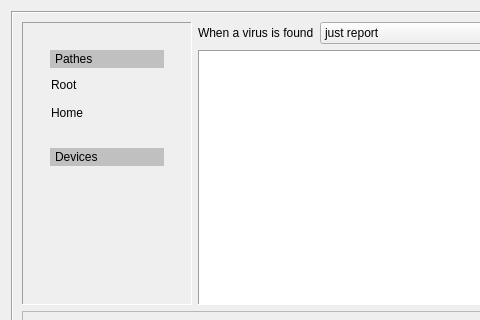
This is ui/scantab.ui in zlukaUA/ClamAV-GUI as Qt 5 draws it before an edit; both pictures show x 0 to 480 and y 0 to 320 of the 941 by 597 pixel window. The edited form follows.
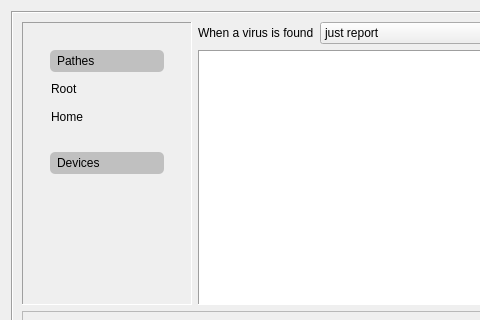
This is the edited form. Icons and pictures are not drawn.

Diff of the .ui file:
```diff
--- a/ui/scantab.ui
+++ b/ui/scantab.ui
@@ -310,7 +310,7 @@
                    </size>
                   </property>
                   <property name="styleSheet">
-                   <string notr="true">background:#c0c0c0;padding:2px;</string>
+                   <string notr="true">background:#c0c0c0;padding:4px;border-radius:5px;</string>
                   </property>
                   <property name="text">
                    <string>Pathes</string>
@@ -338,7 +338,7 @@
                    </size>
                   </property>
                   <property name="styleSheet">
-                   <string notr="true">background:#c0c0c0;padding:2px;</string>
+                   <string notr="true">background:#c0c0c0;padding:4px;border-radius:5px;</string>
                   </property>
                   <property name="text">
                    <string>Devices</string>
```
